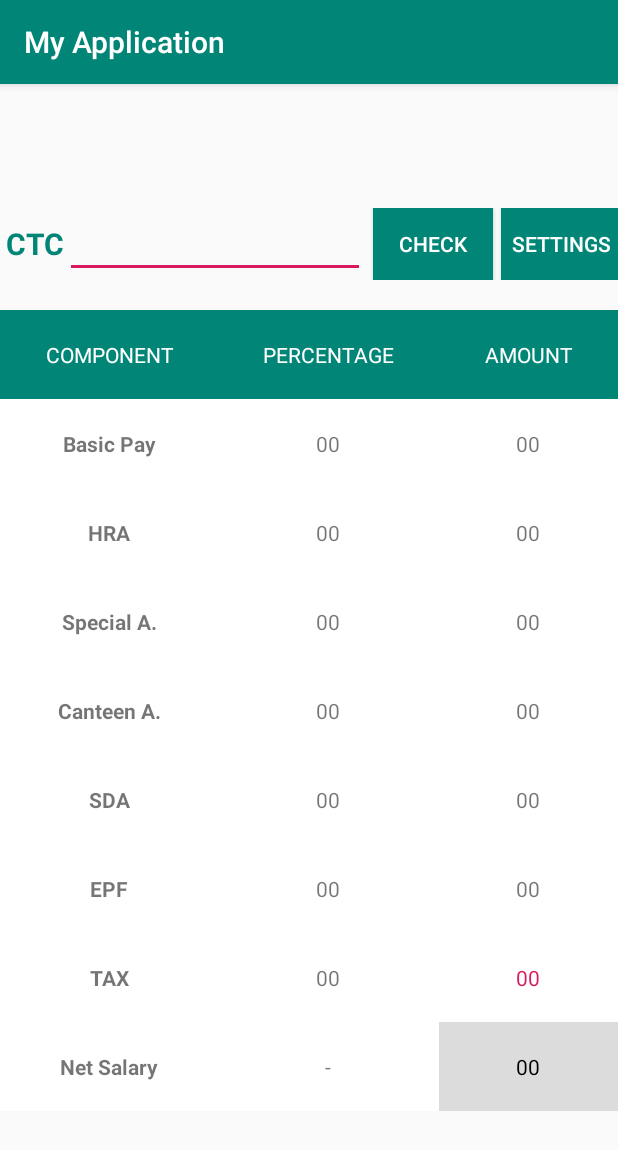
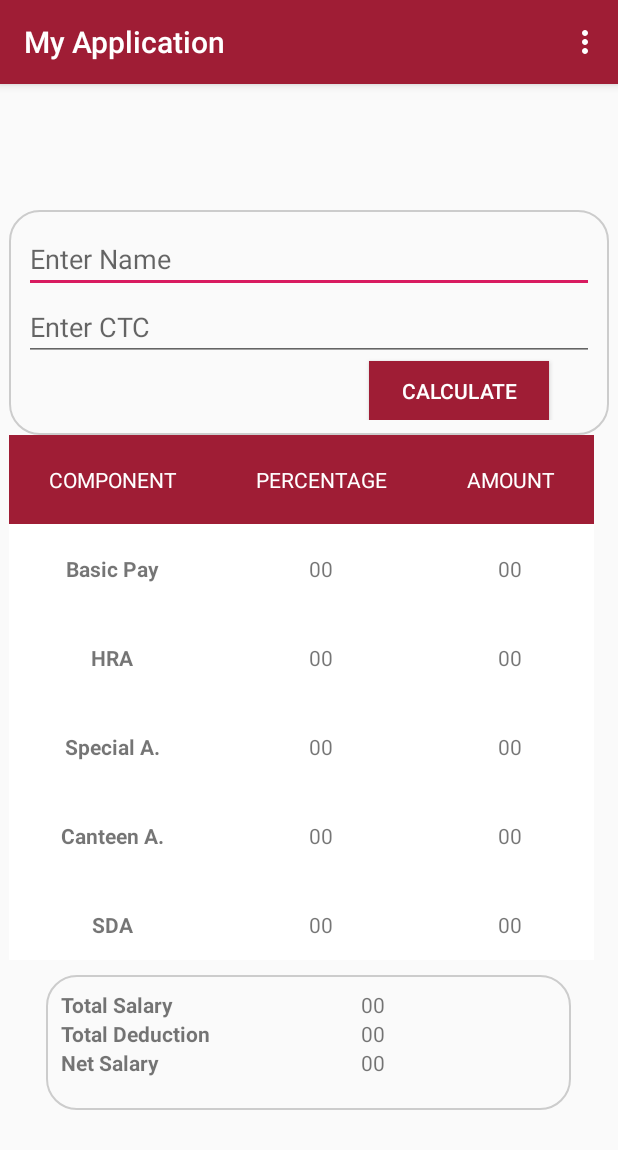
Before and after one commit to Pranali-Gaikwad/Salary-Calculator, an Android app: the screen it shows after launch (NewActivity), on a phone screen of 412 x 824 dp. Shown: the top 1150 px of the screen. Run offline under Robolectric (Android 15) with nearby library versions, the phone set to English and light mode, and no system bars.

Commit message:
Add ScrollView for table and Change UI color

```diff
--- a/app/src/main/AndroidManifest.xml
+++ b/app/src/main/AndroidManifest.xml
@@ -9,9 +9,13 @@
         android:roundIcon="@mipmap/ic_launcher_round"
         android:supportsRtl="true"
         android:theme="@style/AppTheme">
+
         <activity android:name=".ThirdActivity"></activity>
-        <activity android:name=".NewActivity"></activity>
+        <activity android:name=".NewActivity"
+       android:windowSoftInputMode="adjustPan"> </activity>>
         <activity android:name=".FourthActivity"></activity>
+
+
         <activity android:name=".MainActivity">
 
             <intent-filter>
--- a/app/src/main/java/com/example/myapplication/NewActivity.java
+++ b/app/src/main/java/com/example/myapplication/NewActivity.java
@@ -1,10 +1,13 @@
 package com.example.myapplication;
 
+import androidx.annotation.NonNull;
 import androidx.appcompat.app.AppCompatActivity;
 
 import android.content.Intent;
 import android.os.Bundle;
 import android.text.TextUtils;
+import android.view.Menu;
+import android.view.MenuItem;
 import android.view.View;
 import android.widget.Button;
 import android.widget.EditText;
@@ -19,7 +22,6 @@ public class NewActivity extends AppCompatActivity {
     EditText ctc1;
     Button btncal;
 
-    Button btnset;
 
     TextView basicpayPer1;
     TextView basicpayAmt1;
@@ -51,6 +53,13 @@ public class NewActivity extends AppCompatActivity {
     String textsd;
 
     @Override
+    public boolean onCreateOptionsMenu(Menu menu) {
+        getMenuInflater().inflate(R.menu.menu_res, menu);
+        return true;
+
+    }
+
+    @Override
     protected void onCreate(Bundle savedInstanceState) {
         super.onCreate(savedInstanceState);
         setContentView(R.layout.new_activity);
@@ -58,7 +67,7 @@ public class NewActivity extends AppCompatActivity {
 
         ctc1 = findViewById(R.id.ctc);
         btncal = findViewById(R.id.btnCalculate);
-        btnset=findViewById(R.id.btnsetting);
+
 
         basicpayPer1 = findViewById(R.id.basicPayPer);
         basicpayAmt1 = findViewById(R.id.basicPayAmt);
@@ -91,12 +100,7 @@ public class NewActivity extends AppCompatActivity {
 
             }
         });
-        btnset.setOnClickListener(new View.OnClickListener() {
-            @Override
-            public void onClick(View v) {
-                gotoSettings();
-            }
-        });
+
     }
     public void calculatorMethod() {
 
@@ -188,15 +192,30 @@ public class NewActivity extends AppCompatActivity {
 
 
 
-    public void gotoSettings()
-    {
-        Intent intent = new Intent(this, ThirdActivity.class);
-        startActivity(intent);
-    }
+
     boolean isEmpty(EditText text)
     {
         CharSequence str= text.getText().toString();
         return TextUtils.isEmpty(str);
 
     }
+
+    @Override
+    public boolean onOptionsItemSelected(@NonNull MenuItem item)
+    {
+        switch(item.getItemId())
+        {
+            case R.id.setting_on_action_bar:
+                Intent intent = new Intent(this, ThirdActivity.class);
+                this.startActivity(intent);
+                break;
+            case R.id.show_history:
+                // another startActivity, this is for item with id "menu_item2"
+                break;
+            default:
+                return super.onOptionsItemSelected(item);
+        }
+        return true;
+    }
+
 }
--- /dev/null
+++ b/app/src/main/res/drawable/customborder.xml
@@ -0,0 +1,6 @@
+<?xml version="1.0" encoding="UTF-8"?>
+<shape xmlns:android="http://schemas.android.com/apk/res/android" android:shape="rectangle">
+    <corners android:radius="20dp"/>
+    <padding android:left="10dp" android:right="10dp" android:top="10dp" android:bottom="10dp"/>
+    <stroke android:width="1dp" android:color="#CCCCCC"/>
+</shape>
--- a/app/src/main/res/layout/activity_main.xml
+++ b/app/src/main/res/layout/activity_main.xml
@@ -12,39 +12,36 @@
     <LinearLayout
         android:layout_width="match_parent"
         android:layout_height="match_parent"
-        android:orientation="vertical"
-        android:gravity="center">
+        android:gravity="center"
+        android:orientation="vertical">
 
 
         <LinearLayout
             android:layout_width="match_parent"
             android:layout_height="wrap_content"
-            android:orientation="vertical"
-            android:gravity="center">
+            android:gravity="center"
+            android:orientation="vertical">
 
 
-            <TextView
-                android:layout_width="wrap_content"
-                android:layout_height="wrap_content"
-                android:layout_marginBottom="30sp"
-                android:gravity="center"
-                android:text="@string/title"
-                android:textStyle="bold"
-                android:textSize="30dp"
-                android:textColor="@color/colorPrimary"/>
             <ImageView
                 android:layout_width="400sp"
-                android:layout_height="300sp"
-                android:layout_marginTop="50dp"
+                android:layout_height="450sp"
+                android:background="#9f1d35"
                 android:gravity="center"
-                android:src="@drawable/salaryimage"/>
-
-
-
-
-
+                android:src="@drawable/salaryimage" />
 
         </LinearLayout>
+
+        <TextView
+            android:layout_width="wrap_content"
+            android:layout_height="wrap_content"
+            android:layout_marginTop="30dp"
+            android:layout_marginBottom="30sp"
+            android:gravity="center"
+            android:text="@string/title"
+            android:textColor="#9f1d35"
+            android:textSize="30dp"
+            android:textStyle="bold" />
     </LinearLayout>
 
 </LinearLayout>
--- a/app/src/main/res/layout/new_activity.xml
+++ b/app/src/main/res/layout/new_activity.xml
@@ -1,60 +1,58 @@
 <?xml version="1.0" encoding="utf-8"?>
-
 <LinearLayout
     xmlns:android="http://schemas.android.com/apk/res/android"
     android:orientation="vertical"
     android:layout_width="match_parent"
     android:layout_height="match_parent"
     android:gravity="center">
+
     <LinearLayout
+        android:layout_width="400dp"
+        android:layout_height="150dp"
+        android:background="@drawable/customborder"
+        android:orientation="vertical">
+
+
+        <EditText
+            android:id="@+id/name"
             android:layout_width="match_parent"
             android:layout_height="wrap_content"
+            android:hint="Enter Name" />
+
+
+        <EditText
+            android:id="@+id/ctc"
+            android:inputType="number"
+            android:layout_width="match_parent"
+            android:layout_height="wrap_content"
+            android:hint="Enter CTC" />
+
+        <Button
+            android:id="@+id/btnCalculate"
+            android:layout_width="120dp"
+            android:layout_height="wrap_content"
+            android:layout_marginLeft="230sp"
+            android:background="#9f1d35"
+            android:text="@string/btncheck"
+            android:textColor="#ffffff" />
+
+    </LinearLayout>
+
+    <LinearLayout
+        android:layout_width="400dp"
+        android:layout_height="wrap_content"
         android:orientation="horizontal"
+
         android:gravity="center">
 
-        <TextView
-            android:layout_width="wrap_content"
-            android:layout_height="wrap_content"
-            android:layout_marginLeft="5sp"
-            android:text="@string/salary"
-            android:textSize="20sp"
-            android:textStyle="bold"
-            android:textColor="@color/colorPrimary"/>
-
-        <EditText
-            android:layout_width="200dp"
-            android:layout_height="wrap_content"
-            android:id="@+id/ctc"
-            android:gravity="center"/>
-
-        <Button
-            android:layout_width="80dp"
-            android:layout_height="wrap_content"
-            android:text="@string/btncheck"
-            android:layout_marginLeft="5sp"
-            android:textColor="#ffffff"
-            android:id="@+id/btnCalculate"
-            android:background="@color/colorPrimary"/>
-        <Button
-            android:layout_width="80dp"
-            android:layout_height="wrap_content"
-            android:text="Settings"
-            android:layout_marginLeft="5sp"
-            android:textColor="#ffffff"
-            android:id="@+id/btnsetting"
-            android:background="@color/colorPrimary"/>
-
-    </LinearLayout>
-    <LinearLayout
+        <ScrollView xmlns:android="http://schemas.android.com/apk/res/android"
             android:layout_width="match_parent"
-        android:layout_height="wrap_content"
-        android:orientation="horizontal"
-        android:layout_marginTop="20dp"
-        android:gravity="center">
+            android:layout_height="350dp"
+            android:fillViewport="true">
 
         <TableLayout
 
-            android:layout_width="match_parent"
+            android:layout_width="390dp"
             android:layout_height="match_parent"
             android:shrinkColumns="*"
             android:stretchColumns="*"
@@ -69,7 +67,7 @@
                     android:id="@+id/TextView1"
                     android:text="COMPONENT"
                     android:layout_weight="1"
-                android:background="@color/colorPrimary"
+                    android:background="#9f1d35"
                     android:textColor="#ffffff"
                     android:padding="20dip"
                     android:gravity="center"/>
@@ -78,7 +76,7 @@
                     android:id="@+id/TextView2"
                     android:text="PERCENTAGE"
                     android:layout_weight="1"
-                android:background="@color/colorPrimary"
+                    android:background="#9f1d35"
                     android:textColor="#ffffff"
                     android:padding="20dip"
                     android:gravity="center"/>
@@ -87,7 +85,7 @@
                     android:id="@+id/TextView3"
                     android:text="AMOUNT"
                     android:layout_weight="1"
-                android:background="@color/colorPrimary"
+                    android:background="#9f1d35"
                     android:textColor="#ffffff"
                     android:padding="20dip"
                     android:gravity="center"/>
@@ -325,13 +323,66 @@
 
             </TableRow>
         </TableLayout>
+        </ScrollView>
+    </LinearLayout>
+   <LinearLayout android:orientation="vertical"
+        android:layout_width="350dp"
+        android:layout_height="90dp"
+        android:layout_marginTop="10dp"
+        android:background="@drawable/customborder">
 
+        <LinearLayout android:orientation="horizontal"
+            android:layout_width="fill_parent"
+            android:layout_height="wrap_content">
+        <TextView
+            android:textStyle="bold"
+            android:layout_width="200dp"
+            android:layout_height="match_parent"
 
+           android:text="Total Salary" />
 
+        <TextView
+            android:text="00"
+            android:layout_width="200dp"
+            android:layout_height="match_parent"
+            android:id="@+id/permonth" />
+
+        </LinearLayout>
+        <LinearLayout android:orientation="horizontal"
+            android:layout_width="fill_parent"
+            android:layout_height="wrap_content">
+            <TextView
+                android:textStyle="bold"
+                android:layout_width="200dp"
+                android:layout_height="match_parent"
+                android:text="Total Deduction" />
+
+            <TextView
+                android:text="00"
+                android:layout_width="200dp"
+                android:layout_height="match_parent"
+                android:id="@+id/permonthDeduction" />
+
+        </LinearLayout>
+        <LinearLayout android:orientation="horizontal"
+            android:layout_width="fill_parent"
+            android:layout_height="wrap_content">
+            <TextView
+                android:textStyle="bold"
+                android:layout_width="200dp"
+                android:layout_height="match_parent"
+                android:text="Net Salary" />
+
+            <TextView
+                android:text="00"
+                android:layout_width="200dp"
+                android:layout_height="match_parent"
+                android:id="@+id/NetFinal" />
+
+        </LinearLayout>
 
     </LinearLayout>
 
 
 
-
 </LinearLayout>
--- a/app/src/main/res/layout/third_activity.xml
+++ b/app/src/main/res/layout/third_activity.xml
@@ -6,10 +6,11 @@
     android:layout_height="match_parent"
     android:gravity="center">
     <LinearLayout
-        android:layout_width="match_parent"
-        android:layout_height="match_parent"
+        android:layout_width="390dp"
+        android:layout_height="550dp"
         android:orientation="vertical"
-        android:gravity="center">
+        android:gravity="center"
+        android:background="@drawable/customborder">
 
 
         <LinearLayout
@@ -27,7 +28,8 @@
                 android:text="ADD DETAILS"
                 android:textStyle="bold"
                 android:textSize="30dp"
-                android:textColor="@color/colorPrimary"/>
+
+                android:textColor="#9f1d35"/>
 
 </LinearLayout>
         <LinearLayout
@@ -55,7 +57,7 @@
                         android:id="@+id/TextView1"
                         android:text="COMPONENT"
                         android:layout_weight="1"
-                        android:background="@color/colorPrimary"
+                        android:background="#9f1d35"
                         android:textColor="#ffffff"
                         android:padding="20dip"
                         android:gravity="center"/>
@@ -64,7 +66,7 @@
                         android:id="@+id/TextView2"
                         android:text="PERCENTAGE"
                         android:layout_weight="1"
-                        android:background="@color/colorPrimary"
+                        android:background="#9f1d35"
                         android:textColor="#ffffff"
                         android:padding="20dip"
                         android:gravity="center"/>
@@ -187,7 +189,7 @@
                 android:text="@string/btnadd"
                 android:textColor="#ffffff"
                 android:id="@+id/btnaddDetails"
-                android:background="@color/colorPrimary"/>
+                android:background="#9f1d35"/>
 </LinearLayout>
 </LinearLayout>
 </LinearLayout>
--- /dev/null
+++ b/app/src/main/res/menu/menu_res.xml
@@ -0,0 +1,12 @@
+<?xml version="1.0" encoding="utf-8"?>
+<menu xmlns:app="http://schemas.android.com/apk/res-auto"
+    xmlns:android="http://schemas.android.com/apk/res/android">
+    <item
+        android:id="@+id/show_history"
+        android:title="History"
+        app:showAsAction="never" />
+    <item
+        android:id="@+id/setting_on_action_bar"
+        android:title="Settings"
+        app:showAsAction="never" />
+</menu>
--- a/app/src/main/res/values/strings.xml
+++ b/app/src/main/res/values/strings.xml
@@ -6,7 +6,7 @@
     <string name="tax">Tax  </string>
     <string name="epf">EPF  </string>
     <string name="netsalary">Net Salary</string>
-    <string name="btncheck">Check</string>
+    <string name="btncheck">CALCULATE</string>
     <string name="btnsetting">Settings</string>
     <string name="secondtitle">ADD DETAILS</string>
     <string name="epfPer">EPF %</string>
--- a/app/src/main/res/values/styles.xml
+++ b/app/src/main/res/values/styles.xml
@@ -3,9 +3,10 @@
     <!-- Base application theme. -->
     <style name="AppTheme" parent="Theme.AppCompat.Light.DarkActionBar">
         <!-- Customize your theme here. -->
-        <item name="colorPrimary">@color/colorPrimary</item>
+        <item name="colorPrimary">#9f1d35</item>
         <item name="colorPrimaryDark">@color/colorPrimaryDark</item>
         <item name="colorAccent">@color/colorAccent</item>
+
     </style>
 
 </resources>
```
Lines whose indentation alone changed are shown as unchanged.
